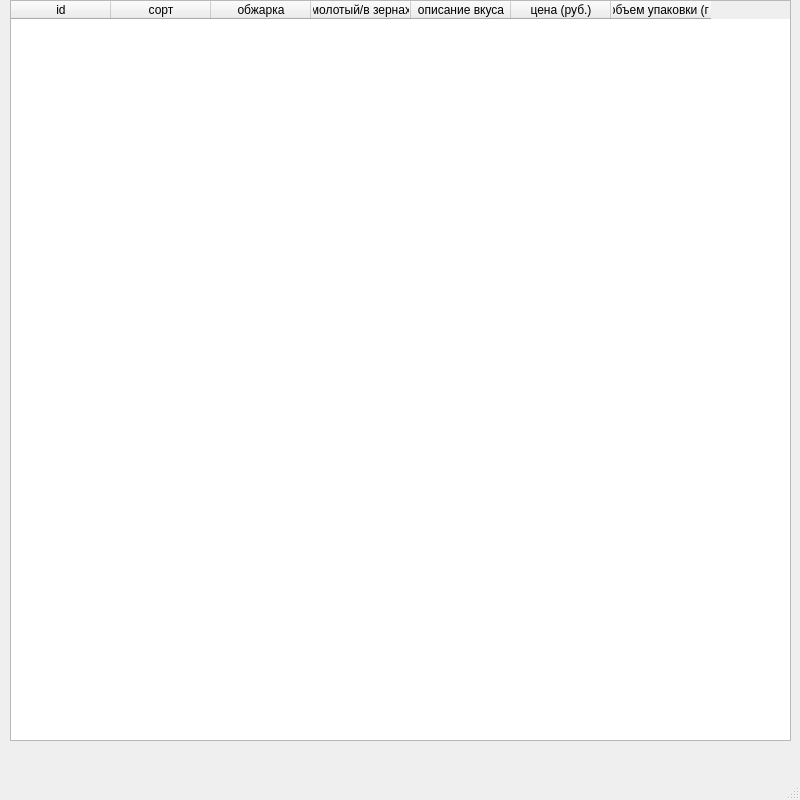
First picture: the form in main.ui, repository useless-statement/espresso, before the edit.
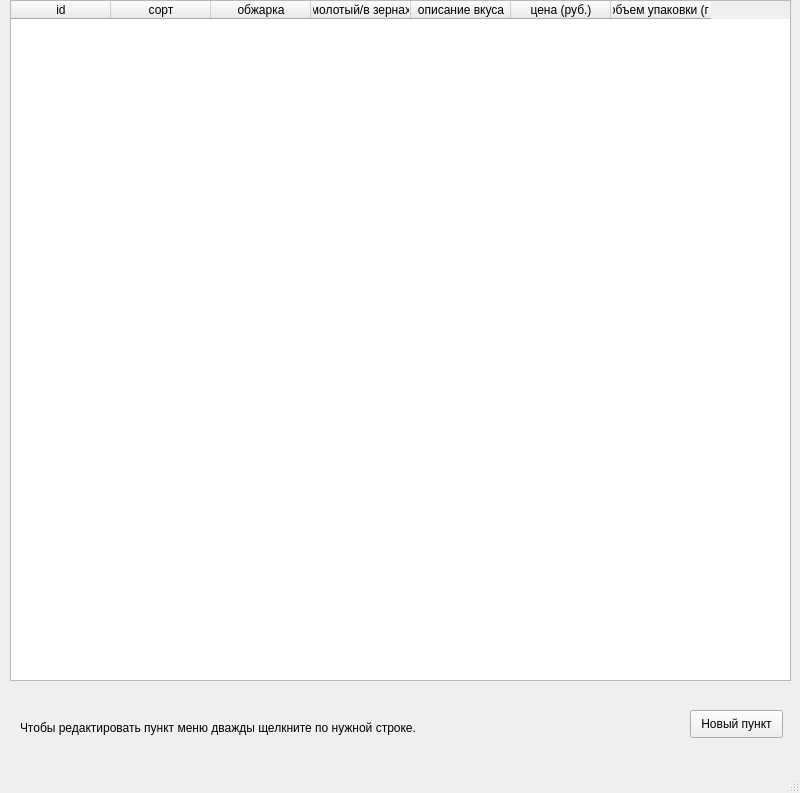
Second picture: the form after the edit.

Diff of the .ui file:
```diff
--- a/main.ui
+++ b/main.ui
@@ -7,7 +7,7 @@
     <x>0</x>
     <y>0</y>
     <width>800</width>
-    <height>800</height>
+    <height>793</height>
    </rect>
   </property>
   <property name="windowTitle">
@@ -20,7 +20,7 @@
       <x>10</x>
       <y>0</y>
       <width>781</width>
-      <height>741</height>
+      <height>681</height>
      </rect>
     </property>
     <column>
@@ -59,6 +59,32 @@
      </property>
     </column>
    </widget>
+   <widget class="QPushButton" name="btn">
+    <property name="geometry">
+     <rect>
+      <x>690</x>
+      <y>710</y>
+      <width>93</width>
+      <height>28</height>
+     </rect>
+    </property>
+    <property name="text">
+     <string>Новый пункт</string>
+    </property>
+   </widget>
+   <widget class="QLabel" name="label">
+    <property name="geometry">
+     <rect>
+      <x>20</x>
+      <y>720</y>
+      <width>461</width>
+      <height>16</height>
+     </rect>
+    </property>
+    <property name="text">
+     <string>Чтобы редактировать пункт меню дважды щелкните по нужной строке.</string>
+    </property>
+   </widget>
   </widget>
   <widget class="QMenuBar" name="menubar">
    <property name="geometry">
```
